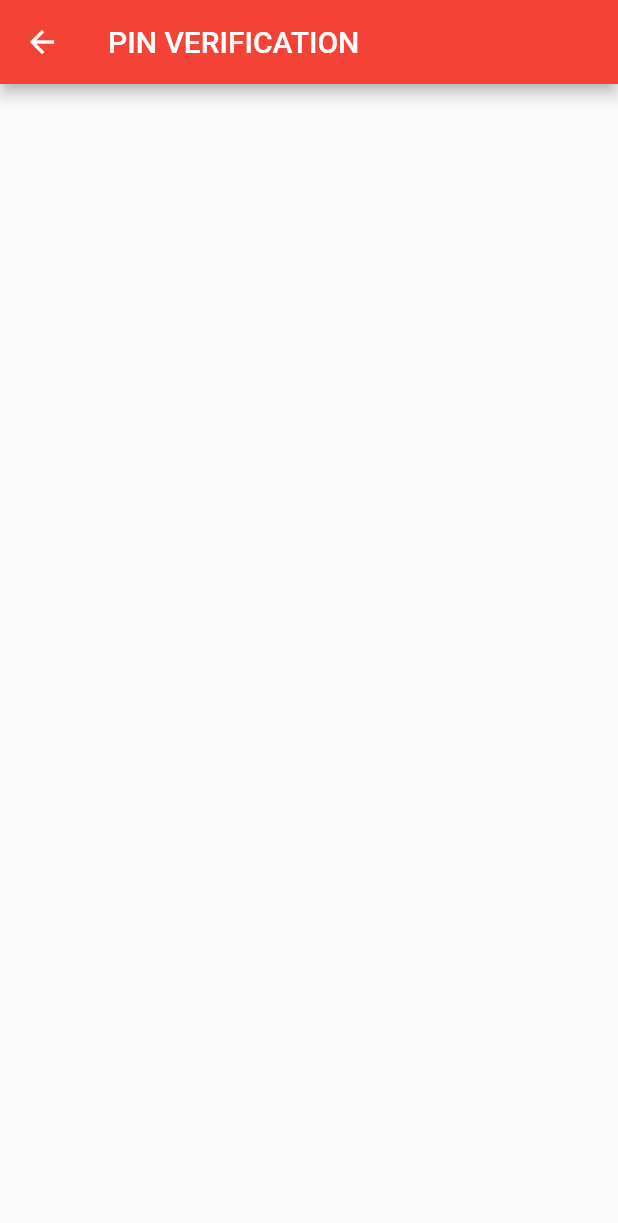
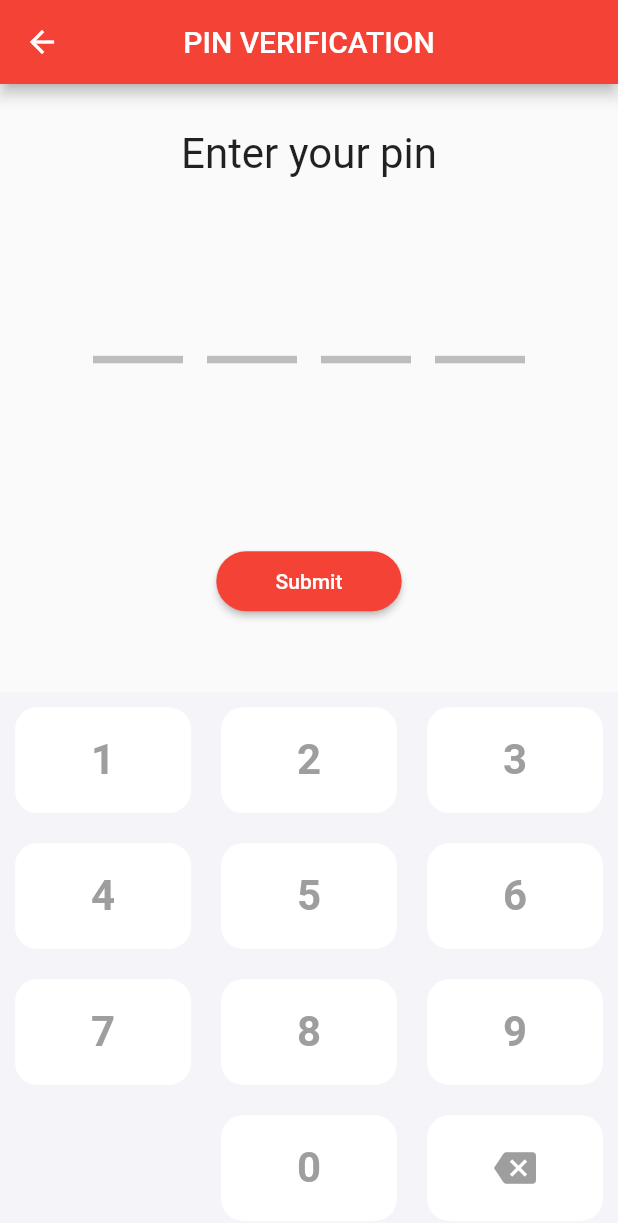
Before and after one commit to evguevarra/VirtualEmployeeID, a Flutter app: the PinVerificationPage screen opened directly, on a phone screen of 412 x 824 dp. Shown: the top 1223 px of the screen. Run offline on Flutter 3.47's test engine with Material 2 defaults, Android fonts, the phone set to English and light mode, and no system bars.

Commit message:
created pin ui

```diff
--- /dev/null
+++ b/lib/numeric_pad.dart
@@ -0,0 +1,128 @@
+import 'package:flutter/material.dart';
+
+class NumericPad extends StatelessWidget {
+  final Function(int) onNumberSelected;
+  const NumericPad({Key? key, required this.onNumberSelected})
+      : super(key: key);
+
+  @override
+  Widget build(BuildContext context) {
+    return Container(
+      color: const Color(0xFFF5F4F9),
+      child: Column(
+        mainAxisAlignment: MainAxisAlignment.spaceEvenly,
+        crossAxisAlignment: CrossAxisAlignment.stretch,
+        children: <Widget>[
+          SizedBox(
+            height: MediaQuery.of(context).size.height * 0.11,
+            child: Row(
+              mainAxisAlignment: MainAxisAlignment.spaceEvenly,
+              crossAxisAlignment: CrossAxisAlignment.start,
+              children: [
+                buildNumber(1),
+                buildNumber(2),
+                buildNumber(3),
+              ],
+            ),
+          ),
+          SizedBox(
+            height: MediaQuery.of(context).size.height * 0.11,
+            child: Row(
+              mainAxisAlignment: MainAxisAlignment.spaceEvenly,
+              crossAxisAlignment: CrossAxisAlignment.start,
+              children: [
+                buildNumber(4),
+                buildNumber(5),
+                buildNumber(6),
+              ],
+            ),
+          ),
+          SizedBox(
+            height: MediaQuery.of(context).size.height * 0.11,
+            child: Row(
+              mainAxisAlignment: MainAxisAlignment.spaceEvenly,
+              crossAxisAlignment: CrossAxisAlignment.start,
+              children: [
+                buildNumber(7),
+                buildNumber(8),
+                buildNumber(9),
+              ],
+            ),
+          ),
+          SizedBox(
+            height: MediaQuery.of(context).size.height * 0.11,
+            child: Row(
+              mainAxisAlignment: MainAxisAlignment.spaceEvenly,
+              crossAxisAlignment: CrossAxisAlignment.start,
+              children: [
+                buildEmpty(),
+                buildNumber(0),
+                buildBackSpace(),
+              ],
+            ),
+          ),
+        ],
+      ),
+    );
+  }
+
+  Widget buildNumber(int number) {
+    return Expanded(
+      child: GestureDetector(
+        onTap: () {
+          onNumberSelected(number);
+        },
+        child: Padding(
+          padding: const EdgeInsets.all(10.0),
+          child: Container(
+            decoration: BoxDecoration(
+              borderRadius: BorderRadius.circular(15),
+              color: Colors.white,
+            ),
+            child: Center(
+              child: Text(
+                number.toString(),
+                style: const TextStyle(
+                  fontSize: 28,
+                  fontWeight: FontWeight.bold,
+                  color: Colors.grey,
+                ),
+              ),
+            ),
+          ),
+        ),
+      ),
+    );
+  }
+
+  Widget buildEmpty() {
+    return Expanded(
+      child: Container(),
+    );
+  }
+
+  Widget buildBackSpace() {
+    return Expanded(
+      child: GestureDetector(
+        onTap: () {
+          onNumberSelected(-1);
+        },
+        child: Padding(
+          padding: const EdgeInsets.all(10.0),
+          child: Container(
+            decoration: BoxDecoration(
+              borderRadius: BorderRadius.circular(15),
+              color: Colors.white,
+            ),
+            child: const Center(
+                child: Icon(
+              Icons.backspace,
+              size: 28,
+              color: Colors.grey,
+            )),
+          ),
+        ),
+      ),
+    );
+  }
+}
--- a/lib/pin_page.dart
+++ b/lib/pin_page.dart
@@ -1,4 +1,5 @@
 import 'package:flutter/material.dart';
+import 'package:virtual_emp/numeric_pad.dart';
 
 class PinVerificationPage extends StatefulWidget {
   const PinVerificationPage({Key? key}) : super(key: key);
@@ -8,12 +9,100 @@ class PinVerificationPage extends StatefulWidget {
 }
 
 class _PinVerificationPageState extends State<PinVerificationPage> {
+  String code = '';
   @override
   Widget build(BuildContext context) {
     return Scaffold(
       appBar: AppBar(
         title: const Text("PIN VERIFICATION"),
+        centerTitle: true,
         backgroundColor: Colors.red,
+      ),
+      body: Column(
+        mainAxisAlignment: MainAxisAlignment.spaceEvenly,
+        children: <Widget>[
+          const Padding(
+            padding: EdgeInsets.only(top: 30),
+            child: Center(
+              child: Text(
+                "Enter your pin",
+                style: TextStyle(fontSize: 28),
+              ),
+            ),
+          ),
+          Expanded(
+            child: Row(
+              crossAxisAlignment: CrossAxisAlignment.center,
+              mainAxisAlignment: MainAxisAlignment.center,
+              children: [
+                buildPinBox(code.isNotEmpty ? code.substring(0, 1) : ""),
+                buildPinBox(code.length > 1 ? code.substring(1, 2) : ""),
+                buildPinBox(code.length > 2 ? code.substring(2, 3) : ""),
+                buildPinBox(code.length > 3 ? code.substring(3, 4) : ""),
+              ],
+            ),
+          ),
+          Padding(
+            padding: const EdgeInsets.only(bottom: 50),
+            child: ElevatedButton(
+              onPressed: () {
+                // Navigator.of(context).push(MaterialPageRoute(
+                //     builder: (context) => const PinVerificationPage()));
+              },
+              child: const Text(
+                'Submit',
+                style: TextStyle(color: Colors.white),
+              ),
+              style: ElevatedButton.styleFrom(
+                primary: Colors.red,
+                shape: const StadiumBorder(),
+                minimumSize: Size(MediaQuery.of(context).size.width * 0.30, 40),
+              ),
+            ),
+          ),
+          NumericPad(
+            onNumberSelected: (value) {
+              setState(() {
+                if (value != -1) {
+                  if (code.length < 4) {
+                    code = code + value.toString();
+                  }
+                } else {
+                  code = code.substring(0, code.length - 1);
+                }
+              });
+              print(code);
+            },
+          ),
+        ],
+      ),
+    );
+  }
+
+  Widget buildPinBox(String code) {
+    return Padding(
+      padding: const EdgeInsets.symmetric(horizontal: 8),
+      child: SizedBox(
+        width: 60,
+        height: 60,
+        child: Container(
+          child: Column(
+            children: [
+              Center(
+                child: Text(
+                  code,
+                  style: const TextStyle(
+                      fontSize: 22, fontWeight: FontWeight.bold),
+                ),
+              ),
+              Container(
+                width: 60,
+                height: 5,
+                color: Colors.grey.shade400,
+              )
+            ],
+          ),
+        ),
       ),
     );
   }
```
